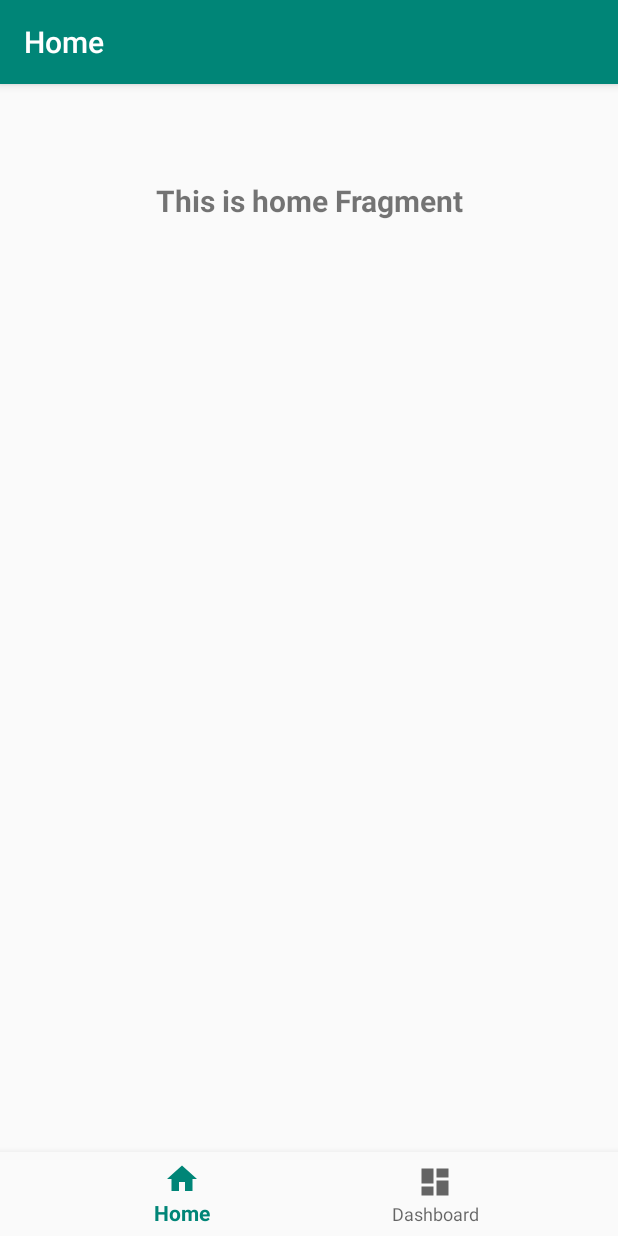
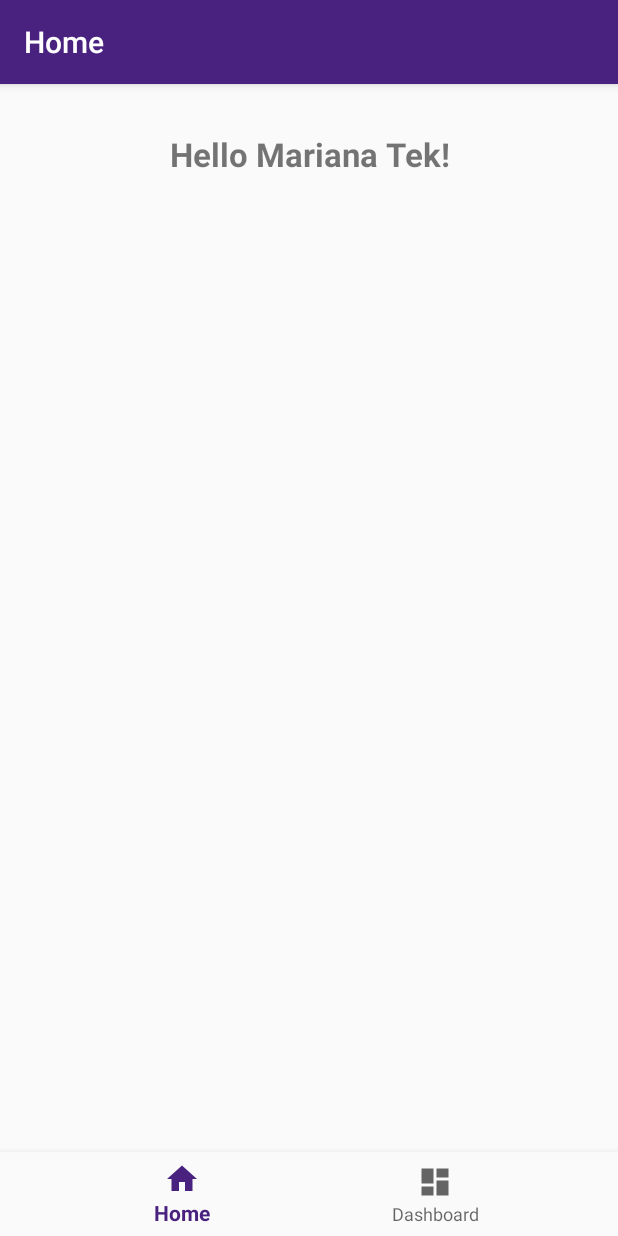
Before and after one commit to flopshot/CoroutinesDemo, an Android app: the screen it shows after launch (MainActivity), on a phone screen of 412 x 824 dp. Run offline under Robolectric (Android 15) with nearby library versions, the phone set to English and light mode, and no system bars; our stand-ins replace Dagger/Hilt's generated code, Room's generated code, Timber, navigation-ui.

Commit message:
Style changes

```diff
--- a/app/src/main/java/com/seannajera/coroutinesdemo/ui/home/HomeFragment.kt
+++ b/app/src/main/java/com/seannajera/coroutinesdemo/ui/home/HomeFragment.kt
@@ -21,7 +21,7 @@ class HomeFragment : Fragment() {
     ): View? {
         val root = inflater.inflate(R.layout.fragment_home, container, false)
         val textView: TextView = root.findViewById(R.id.text_home)
-        homeViewModel.text.observe(this, Observer {
+        homeViewModel.text.observe(viewLifecycleOwner, Observer {
             textView.text = it
         })
         return root
--- a/app/src/main/java/com/seannajera/coroutinesdemo/ui/home/HomeViewModel.kt
+++ b/app/src/main/java/com/seannajera/coroutinesdemo/ui/home/HomeViewModel.kt
@@ -7,7 +7,7 @@ import androidx.lifecycle.ViewModel
 class HomeViewModel : ViewModel() {
 
     private val _text = MutableLiveData<String>().apply {
-        value = "This is home Fragment"
+        value = "Hello Mariana Tek!"
     }
     val text: LiveData<String> = _text
 }
--- a/app/src/main/res/layout/activity_main.xml
+++ b/app/src/main/res/layout/activity_main.xml
@@ -5,7 +5,7 @@
         android:id="@+id/container"
         android:layout_width="match_parent"
         android:layout_height="match_parent"
-        android:paddingTop="?attr/actionBarSize">
+        android:paddingTop="24dp">
 
     <com.google.android.material.bottomnavigation.BottomNavigationView
             android:id="@+id/nav_view"
--- a/app/src/main/res/layout/fragment_dashboard.xml
+++ b/app/src/main/res/layout/fragment_dashboard.xml
@@ -10,7 +10,7 @@
             android:layout_height="wrap_content"
             android:layout_marginStart="8dp"
             android:textAlignment="center"
-            android:textSize="20sp"
+            android:textSize="22sp"
             android:textStyle="bold"
             android:text="@string/mariana_tek_repos"
             app:layout_constraintEnd_toEndOf="parent"
--- a/app/src/main/res/layout/fragment_home.xml
+++ b/app/src/main/res/layout/fragment_home.xml
@@ -6,13 +6,13 @@
 
     <TextView
             android:id="@+id/text_home"
-            android:layout_width="match_parent"
+            android:layout_width="0dp"
             android:layout_height="wrap_content"
             android:layout_marginStart="8dp"
             android:layout_marginTop="8dp"
             android:layout_marginEnd="8dp"
             android:textAlignment="center"
-            android:textSize="20sp"
+            android:textSize="22sp"
             android:textStyle="bold"
             app:layout_constraintEnd_toEndOf="parent"
             app:layout_constraintStart_toStartOf="parent"
--- a/app/src/main/res/layout/item.xml
+++ b/app/src/main/res/layout/item.xml
@@ -10,6 +10,7 @@
             android:id="@+id/listItemText"
             android:layout_width="match_parent"
             android:layout_height="wrap_content"
+            android:textStyle="bold|italic"
             android:textSize="16sp"
             tools:text="Repo Name" />
 </LinearLayout>
--- a/app/src/main/res/values/colors.xml
+++ b/app/src/main/res/values/colors.xml
@@ -1,6 +1,6 @@
 <?xml version="1.0" encoding="utf-8"?>
 <resources>
-    <color name="colorPrimary">#008577</color>
-    <color name="colorPrimaryDark">#00574B</color>
+    <color name="colorPrimary">#492280</color>
+    <color name="colorPrimaryDark">#392c5d</color>
     <color name="colorAccent">#D81B60</color>
 </resources>
--- a/app/src/main/res/values/strings.xml
+++ b/app/src/main/res/values/strings.xml
@@ -1,5 +1,5 @@
 <resources>
-    <string name="app_name">CoroutinesDemo</string>
+    <string name="app_name">Mariana Repos</string>
     <string name="title_home">Home</string>
     <string name="title_dashboard">Dashboard</string>
     <string name="mariana_tek_repos">Mariana Tek Repos</string>
```
Also changed, not shown: 1 other file.
